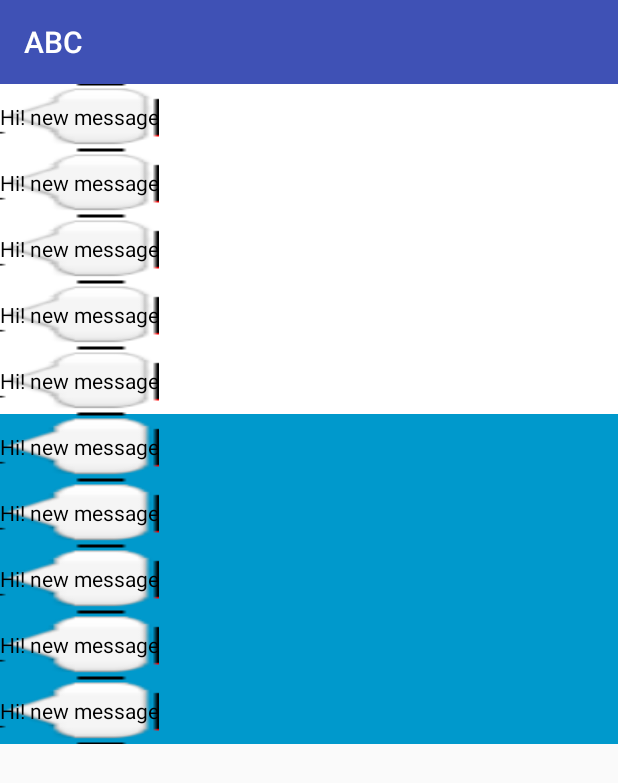
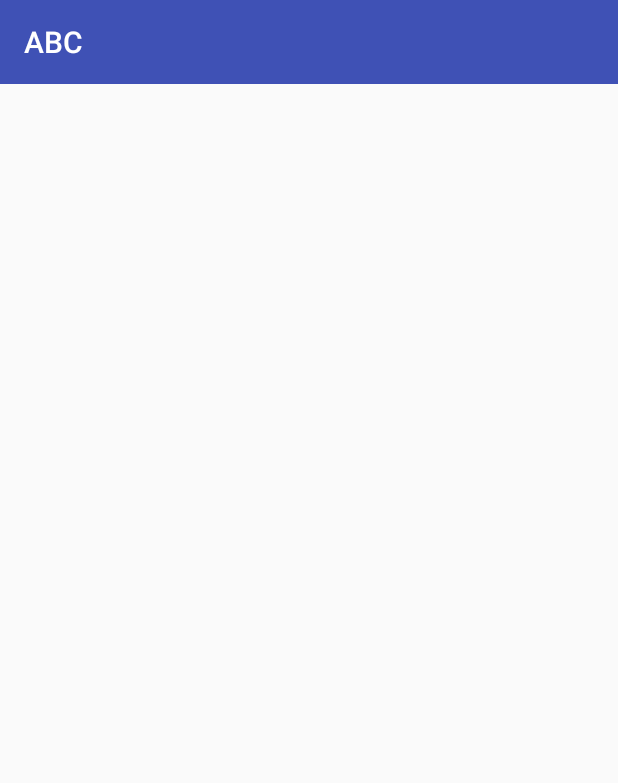
Before and after one commit to sagarsheth/TickleChat, an Android app: the ChatScreen screen opened directly, with no data from a screen before it, on a phone screen of 412 x 824 dp. Shown: the top 783 px of the screen. Run offline under Robolectric (Android 15) with nearby library versions, the light colour scheme and no system bars.

Commit message:
Added Chat message service

```diff
--- a/app/src/main/java/com/techpro/chat/ticklechat/activity/ChatScreen.java
+++ b/app/src/main/java/com/techpro/chat/ticklechat/activity/ChatScreen.java
@@ -12,7 +12,9 @@ import android.view.View;
 import com.techpro.chat.ticklechat.R;
 import com.techpro.chat.ticklechat.adapters.MessageAdapter;
 import com.techpro.chat.ticklechat.adapters.TickleFriendAdapter;
+import com.techpro.chat.ticklechat.models.DataStorage;
 import com.techpro.chat.ticklechat.models.TickleFriend;
+import com.techpro.chat.ticklechat.models.message.Tickles;
 
 import java.util.ArrayList;
 import java.util.List;
@@ -21,7 +23,7 @@ public class ChatScreen extends Activity {
     protected Toolbar mToolbar;
     protected RecyclerView message_list,text_list;
     private MessageAdapter mAdapter;
-    private List<TickleFriend> movieList = new ArrayList<>();
+    private List<Tickles.MessageList.ChatMessagesTicklesList> movieList = new ArrayList<>();
     private List<TickleFriend> movieList1 = new ArrayList<>();
 
     @Override
@@ -32,6 +34,11 @@ public class ChatScreen extends Activity {
         mToolbar.setTitle("ABC");
         message_list = (RecyclerView) findViewById(R.id.message_list);
         text_list = (RecyclerView) findViewById(R.id.text_list);
+        int userid = getIntent().getIntExtra("userid",-1);
+//        prepareMovieData();
+        if(userid != -1) {
+            movieList = DataStorage.mymessagelist.get(DataStorage.myuserlist.get(userid));
+        }
 
         mAdapter = new MessageAdapter(movieList,getApplicationContext(),false,true);
         RecyclerView.LayoutManager mLayoutManager = new LinearLayoutManager(getApplicationContext());
@@ -39,32 +46,31 @@ public class ChatScreen extends Activity {
         message_list.setItemAnimator(new DefaultItemAnimator());
         message_list.setAdapter(mAdapter);
 
-        RecyclerView.LayoutManager mLayoutManager1 = new LinearLayoutManager(getApplicationContext());
-        text_list.setLayoutManager(mLayoutManager1);
-        text_list.setItemAnimator(new DefaultItemAnimator());
-        text_list.setAdapter(mAdapter);
+//        RecyclerView.LayoutManager mLayoutManager1 = new LinearLayoutManager(getApplicationContext());
+//        text_list.setLayoutManager(mLayoutManager1);
+//        text_list.setItemAnimator(new DefaultItemAnimator());
+//        text_list.setAdapter(mAdapter);
 
 
-        prepareMovieData();
     }
 
-    private void prepareMovieData() {
-        movieList.clear();
-        TickleFriend movie = new TickleFriend(null, "ABC", "2 new message",null);
-        movieList.add(movie);
-
-        movie = new TickleFriend(null,"XYZ", "checked",null);
-        movieList.add(movie);
-
-        movie = new TickleFriend(null,"PQR", "1 new message",null);
-        movieList.add(movie);
-
-        movie = new TickleFriend(null,"MNO", "checked",null);
-        movieList.add(movie);
-
-        movie = new TickleFriend(null,"KLM", "checked",null);
-        movieList.add(movie);
-
-        mAdapter.notifyDataSetChanged();
-    }
+//    private void prepareMovieData() {
+//        movieList.clear();
+//        TickleFriend movie = new TickleFriend("KLM", "ABC", "2 new message",null);
+//        movieList.add(movie);
+//
+//        movie = new TickleFriend("KLM","XYZ", "checked",null);
+//        movieList.add(movie);
+//
+//        movie = new TickleFriend("KLM","PQR", "1 new message",null);
+//        movieList.add(movie);
+//
+//        movie = new TickleFriend("KLM","MNO", "checked",null);
+//        movieList.add(movie);
+//
+//        movie = new TickleFriend("KLM","KLM", "checked",null);
+//        movieList.add(movie);
+//
+////        mAdapter.notifyDataSetChanged();
+//    }
 }
--- a/app/src/main/java/com/techpro/chat/ticklechat/adapters/MessageAdapter.java
+++ b/app/src/main/java/com/techpro/chat/ticklechat/adapters/MessageAdapter.java
@@ -16,23 +16,24 @@ import android.widget.TextView;
 import com.techpro.chat.ticklechat.R;
 import com.techpro.chat.ticklechat.activity.ChatScreen;
 import com.techpro.chat.ticklechat.models.TickleFriend;
+import com.techpro.chat.ticklechat.models.message.Tickles;
 
 import java.util.List;
 
 public class MessageAdapter extends RecyclerView.Adapter<MessageAdapter.MyViewHolder>{
 
-    private List<TickleFriend> moviesList;
+    private List<Tickles.MessageList.ChatMessagesTicklesList> moviesList;
     private boolean showCheckbox = false;
     private boolean showBelowDesc = false;
     private Context mContext = null;
 
-    public MessageAdapter(List<TickleFriend> moviesList, boolean showCheckbox, boolean showBelowDesc) {
+    public MessageAdapter(List<Tickles.MessageList.ChatMessagesTicklesList> moviesList, boolean showCheckbox, boolean showBelowDesc) {
         this.moviesList = moviesList;
         this.showCheckbox = showCheckbox;
         this.showBelowDesc = showBelowDesc;
     }
 
-    public MessageAdapter(List<TickleFriend> moviesList, Context context, boolean showCheckbox, boolean showBelowDesc) {
+    public MessageAdapter(List<Tickles.MessageList.ChatMessagesTicklesList> moviesList, Context context, boolean showCheckbox, boolean showBelowDesc) {
         this.moviesList = moviesList;
         this.showCheckbox = showCheckbox;
         this.showBelowDesc = showBelowDesc;
@@ -41,24 +42,23 @@ public class MessageAdapter extends RecyclerView.Adapter<MessageAdapter.MyViewHo
     @Override
     public MyViewHolder onCreateViewHolder(ViewGroup parent, int viewType) {
         View itemView = LayoutInflater.from(parent.getContext())
-                .inflate(R.layout.mesage_row, parent, false);
+                .inflate(R.layout.tickle_friend_row, parent, false);
 
         return new MyViewHolder(itemView);
     }
 
     @Override
     public void onBindViewHolder(MyViewHolder holder, int position) {
-        TickleFriend movie = moviesList.get(position);
-        holder.friendName.setText(movie.getName());
-        if (movie.getImage() != null)
-            holder.friendImage.setImageBitmap(movie.getImage());
+        Tickles.MessageList.ChatMessagesTicklesList movie = moviesList.get(position);
+        holder.friendName.setText(movie.getMessage());
+        holder.friendImage.setVisibility(View.GONE);
         if (showCheckbox) {
             holder.addfriends.setVisibility(View.VISIBLE);
         } else {
             holder.addfriends.setVisibility(View.INVISIBLE);
         }
-        if (movie.getNumber() != null)
-            holder.friendNumber.setText(movie.getNumber());
+        if (movie.getName() != null)
+            holder.friendNumber.setText(movie.getName());
         if (showBelowDesc) {
             holder.friendNumber.setVisibility(View.VISIBLE);
         } else {
--- a/app/src/main/java/com/techpro/chat/ticklechat/fragments/HomeScreenFragment.java
+++ b/app/src/main/java/com/techpro/chat/ticklechat/fragments/HomeScreenFragment.java
@@ -1,6 +1,5 @@
 package com.techpro.chat.ticklechat.fragments;
 
-import android.content.Intent;
 import android.os.Bundle;
 import android.support.v4.app.Fragment;
 import android.support.v7.widget.DefaultItemAnimator;
@@ -12,8 +11,6 @@ import android.view.View;
 import android.view.ViewGroup;
 
 import com.techpro.chat.ticklechat.R;
-import com.techpro.chat.ticklechat.activity.ChatScreen;
-import com.techpro.chat.ticklechat.adapters.TickleFriendAdapter;
 import com.techpro.chat.ticklechat.adapters.UserListAdapter;
 import com.techpro.chat.ticklechat.models.DataStorage;
 import com.techpro.chat.ticklechat.models.TickleFriend;
```
Also changed, not shown: app/src/main/java/com/techpro/chat/ticklechat/activity/home/HomeActivity.java (+22 -1 lines), app/src/main/java/com/techpro/chat/ticklechat/adapters/UserListAdapter.java (+5 -4 lines).
